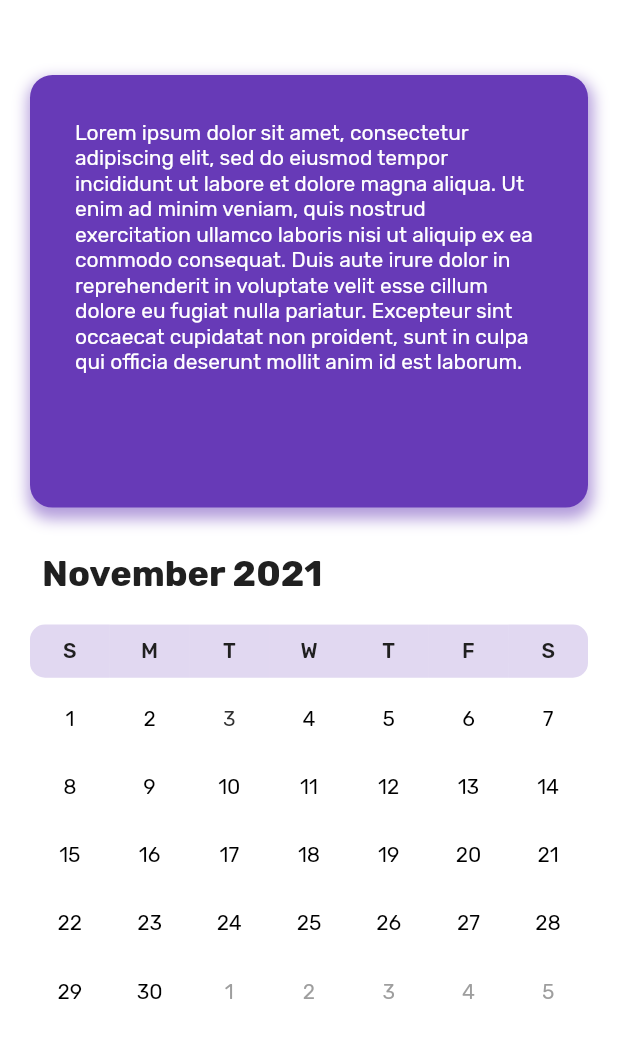
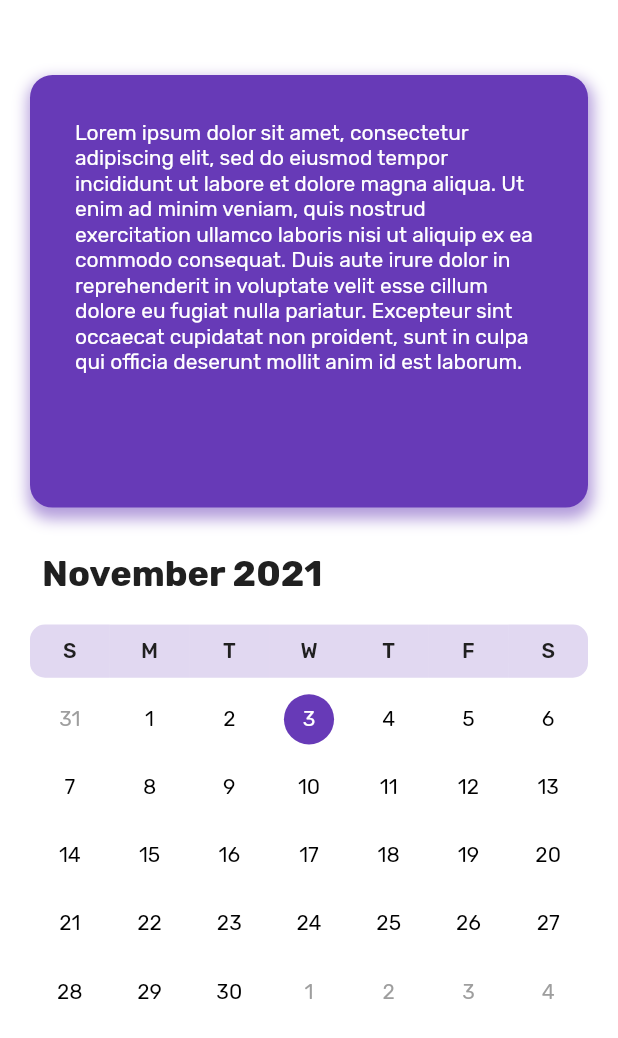
Before and after one commit to mariannepara/Calendar, a Flutter app: the screen it shows after launch, on a phone screen of 412 x 824 dp. Shown: the top 1038 px of the screen. Run offline on Flutter 3.47's test engine with Material 2 defaults, Android fonts, the phone set to English and light mode, and no system bars.

Commit message:
Select day fix

```diff
--- a/lib/calendar/models/calendar_event.dart
+++ b/lib/calendar/models/calendar_event.dart
@@ -1,6 +1,6 @@
 import 'package:flutter/material.dart';
 
-class CleanCalendarEvent {
+class CalendarEvent {
   String summary;
   String description;
   String location;
@@ -10,7 +10,7 @@ class CleanCalendarEvent {
   bool isAllDay;
   bool isDone;
 
-  CleanCalendarEvent(
+  CalendarEvent(
     this.summary, {
     this.description = '',
     this.location = '',
--- a/lib/calendar/widgets/calendar.dart
+++ b/lib/calendar/widgets/calendar.dart
@@ -8,7 +8,12 @@ import 'calendar_tile.dart';
 typedef DayBuilder(BuildContext context, DateTime day);
 
 class Calendar extends StatefulWidget {
-  const Calendar({Key? key}) : super(key: key);
+  const Calendar({
+    this.onDateSelected,
+    Key? key,
+  }) : super(key: key);
+
+  final ValueChanged<DateTime>? onDateSelected;
 
   @override
   _CalendarState createState() => _CalendarState();
@@ -16,7 +21,7 @@ class Calendar extends StatefulWidget {
 
 class _CalendarState extends State<Calendar> {
   late List<DateTime> selectedMonthsDays;
-  final DateTime _selectedDate = DateTime.now();
+  DateTime _selectedDate = DateTime.now();
   DateTime get selectedDate => _selectedDate;
 
   @override
@@ -26,17 +31,15 @@ class _CalendarState extends State<Calendar> {
   }
 
   List<DateTime> _daysInMonth(DateTime month) {
-    final first = Utils.firstDayOfMonth(month);
-    final daysBefore = first.weekday;
-    final firstToDisplay = first.subtract(Duration(days: daysBefore - 1));
-    final last = Utils.lastDayOfMonth(month);
+    final DateTime first = Utils.firstDayOfMonth(month);
+    final int daysBefore = first.weekday;
+    final DateTime firstToDisplay = first.subtract(Duration(days: daysBefore));
+    final DateTime last = Utils.lastDayOfMonth(month);
     int daysAfter = 7 - last.weekday;
 
-    if (daysAfter == 0) {
-      daysAfter = 7;
-    }
+    if (daysAfter == 0) daysAfter = 7;
 
-    var lastToDisplay = last.add(Duration(days: daysAfter + 1));
+    final lastToDisplay = last.add(Duration(days: daysAfter));
     return Utils.daysInRange(firstToDisplay, lastToDisplay).toList();
   }
 
@@ -55,6 +58,53 @@ class _CalendarState extends State<Calendar> {
 
     dateStyles = monthStarted && !monthEnded ? body1Style : body1StyleDisabled;
     return dateStyles;
+  }
+
+  _firstDayOfWeek(DateTime date) {
+    final DateTime day = DateTime.utc(
+        _selectedDate.year, _selectedDate.month, _selectedDate.day, 12);
+    return day.weekday == 7 ? day : day.subtract(Duration(days: day.weekday));
+  }
+
+  _lastDayOfWeek(DateTime date) {
+    return _firstDayOfWeek(date).add(const Duration(days: 7));
+  }
+
+  void handleSelectedDateAndUserCallback(DateTime day) {
+    var firstDayOfCurrentWeek = _firstDayOfWeek(day);
+    var lastDayOfCurrentWeek = _lastDayOfWeek(day);
+
+    // Check if the selected day falls into the next month. If this is the case,
+    // then we need to additionaly check, if a day in next year was selected.
+    // if (_selectedDate.month > day.month) {
+    //   // Day in next year selected? Switch to next month.
+    //   if (_selectedDate.year < day.year) {
+    //     nextMonth();
+    //   } else {
+    //     previousMonth();
+    //   }
+    // }
+
+    // Check if the selected day falls into the last month. If this is the case,
+    // then we need to additionaly check, if a day in last year was selected.
+    // if (_selectedDate.month < day.month) {
+    //   // Day in next last selected? Switch to next month.
+    //   if (_selectedDate.year > day.year) {
+    //     previousMonth();
+    //   } else {
+    //     nextMonth();
+    //   }
+    // }
+
+    setState(() {
+      _selectedDate = day;
+      selectedMonthsDays = _daysInMonth(day);
+      // _selectedEvents = widget.events?[_selectedDate] ?? [];
+    });
+
+    if (widget.onDateSelected != null) {
+      widget.onDateSelected!(day);
+    }
   }
 
   List<Widget> calendarBuilder() {
@@ -80,22 +130,19 @@ class _CalendarState extends State<Calendar> {
         day = day.subtract(Duration(hours: day.hour));
       }
 
-      if (monthStarted && day.day == 01) {
-        monthEnded = true;
-      }
+      if (monthStarted && day.day == 01) monthEnded = true;
 
-      if (Utils.isFirstDayOfMonth(day)) {
-        monthStarted = true;
-      }
+      if (Utils.isFirstDayOfMonth(day)) monthStarted = true;
 
       dayWidgets.add(
         CalendarTile(
           todayColor: AppColors.primaryDark,
           eventColor: AppColors.primary,
           // events: events![day],
-          // onDateSelected: () => handleSelectedDateAndUserCallback(day),
+          onDateSelected: () => handleSelectedDateAndUserCallback(day),
           date: day,
           dateStyles: configureDateStyle(monthStarted, monthEnded),
+          isSelected: Utils.isSameDay(selectedDate, day),
           inMonth: day.month == selectedDate.month,
         ),
       );
--- a/lib/calendar/widgets/calendar_tile.dart
+++ b/lib/calendar/widgets/calendar_tile.dart
@@ -11,7 +11,7 @@ class CalendarTile extends StatelessWidget {
   final bool isDayOfWeek;
   final bool isSelected;
   final bool inMonth;
-  final List<CleanCalendarEvent>? events;
+  final List<CalendarEvent>? events;
   final TextStyle? dayOfWeekStyle;
   final TextStyle? dateStyles;
   final Widget? child;
@@ -79,9 +79,9 @@ class CalendarTile extends StatelessWidget {
         ),
       );
     } else {
-      int eventCount = 0;
+      // int eventCount = 0;
 
-      return InkWell(
+      return GestureDetector(
         onTap: onDateSelected,
         child: Padding(
           padding: const EdgeInsets.all(1.0),
@@ -114,42 +114,42 @@ class CalendarTile extends StatelessWidget {
                                 : Colors.grey,
                   ),
                 ),
-                events != null && events!.isNotEmpty
-                    ? Row(
-                        mainAxisAlignment: MainAxisAlignment.center,
-                        children: events!.map(
-                          (event) {
-                            eventCount++;
-                            if (eventCount > 3) return Container();
+                // events != null && events!.isNotEmpty
+                //     ? Row(
+                //         mainAxisAlignment: MainAxisAlignment.center,
+                //         children: events!.map(
+                //           (event) {
+                //             eventCount++;
+                //             if (eventCount > 3) return Container();
 
-                            return Container(
-                              margin: const EdgeInsets.only(
-                                left: 2.0,
-                                right: 2.0,
-                                top: 1.0,
-                              ),
-                              width: 5.0,
-                              height: 5.0,
-                              decoration: BoxDecoration(
-                                shape: BoxShape.circle,
-                                color: (() {
-                                  if (event.isDone) {
-                                    return eventDoneColor ??
-                                        Theme.of(context).primaryColor;
-                                  }
-                                  if (isSelected) return Colors.white;
-                                  return eventColor ??
-                                      Theme.of(context)
-                                          .textTheme
-                                          .bodyText1
-                                          ?.color;
-                                }()),
-                              ),
-                            );
-                          },
-                        ).toList(),
-                      )
-                    : Container(),
+                //             return Container(
+                //               margin: const EdgeInsets.only(
+                //                 left: 2.0,
+                //                 right: 2.0,
+                //                 top: 1.0,
+                //               ),
+                //               width: 5.0,
+                //               height: 5.0,
+                //               decoration: BoxDecoration(
+                //                 shape: BoxShape.circle,
+                //                 color: (() {
+                //                   if (event.isDone) {
+                //                     return eventDoneColor ??
+                //                         Theme.of(context).primaryColor;
+                //                   }
+                //                   if (isSelected) return Colors.white;
+                //                   return eventColor ??
+                //                       Theme.of(context)
+                //                           .textTheme
+                //                           .bodyText1
+                //                           ?.color;
+                //                 }()),
+                //               ),
+                //             );
+                //           },
+                //         ).toList(),
+                //       )
+                //     : Container(),
               ],
             ),
           ),
@@ -161,7 +161,7 @@ class CalendarTile extends StatelessWidget {
   @override
   Widget build(BuildContext context) {
     if (child != null) {
-      return InkWell(
+      return GestureDetector(
         child: child,
         onTap: onDateSelected,
       );
```
